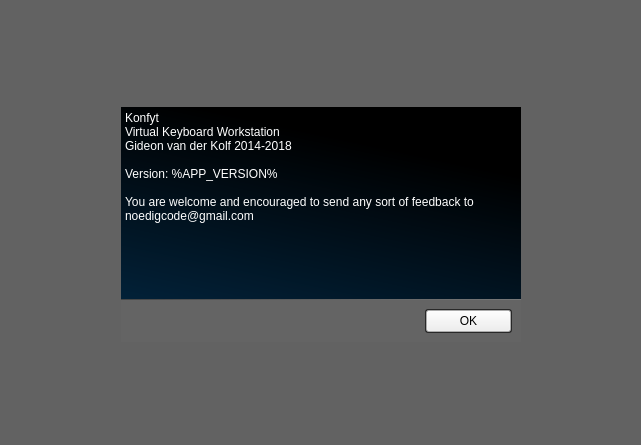
The window that src/aboutdialog.ui (noedigcode/konfyt) describes before a commit, drawn with Qt 5.
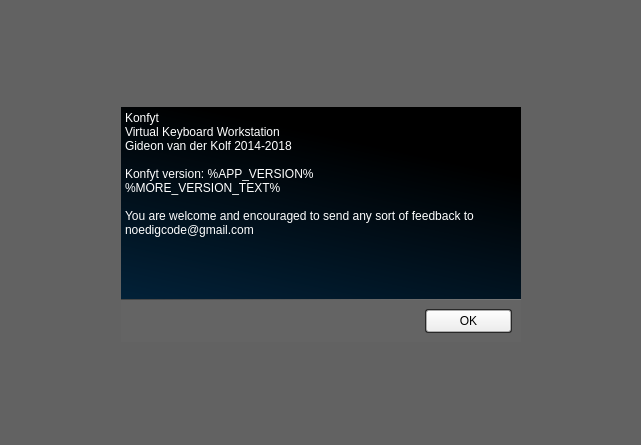
The same window after the commit.

Commit message: About dialog box now shows Fluidsynth and Carla versions.

What changed in the file:
```diff
--- a/src/aboutdialog.ui
+++ b/src/aboutdialog.ui
@@ -143,14 +143,15 @@
             <string>&lt;!DOCTYPE HTML PUBLIC &quot;-//W3C//DTD HTML 4.0//EN&quot; &quot;http://www.w3.org/TR/REC-html40/strict.dtd&quot;&gt;
 &lt;html&gt;&lt;head&gt;&lt;meta name=&quot;qrichtext&quot; content=&quot;1&quot; /&gt;&lt;style type=&quot;text/css&quot;&gt;
 p, li { white-space: pre-wrap; }
-&lt;/style&gt;&lt;/head&gt;&lt;body style=&quot; font-family:'Noto Sans'; font-size:9pt; font-weight:400; font-style:normal;&quot;&gt;
-&lt;p style=&quot; margin-top:0px; margin-bottom:0px; margin-left:0px; margin-right:0px; -qt-block-indent:0; text-indent:0px;&quot;&gt;Konfyt&lt;/p&gt;
-&lt;p style=&quot; margin-top:0px; margin-bottom:0px; margin-left:0px; margin-right:0px; -qt-block-indent:0; text-indent:0px;&quot;&gt;Virtual Keyboard Workstation&lt;/p&gt;
-&lt;p style=&quot; margin-top:0px; margin-bottom:0px; margin-left:0px; margin-right:0px; -qt-block-indent:0; text-indent:0px;&quot;&gt;Gideon van der Kolf 2014-2018&lt;/p&gt;
-&lt;p style=&quot;-qt-paragraph-type:empty; margin-top:0px; margin-bottom:0px; margin-left:0px; margin-right:0px; -qt-block-indent:0; text-indent:0px;&quot;&gt;&lt;br /&gt;&lt;/p&gt;
-&lt;p style=&quot; margin-top:0px; margin-bottom:0px; margin-left:0px; margin-right:0px; -qt-block-indent:0; text-indent:0px;&quot;&gt;Version: %APP_VERSION%&lt;/p&gt;
-&lt;p style=&quot;-qt-paragraph-type:empty; margin-top:0px; margin-bottom:0px; margin-left:0px; margin-right:0px; -qt-block-indent:0; text-indent:0px;&quot;&gt;&lt;br /&gt;&lt;/p&gt;
-&lt;p style=&quot; margin-top:0px; margin-bottom:0px; margin-left:0px; margin-right:0px; -qt-block-indent:0; text-indent:0px;&quot;&gt;You are welcome and encouraged to send any sort of feedback to noedigcode@gmail.com&lt;/p&gt;&lt;/body&gt;&lt;/html&gt;</string>
+&lt;/style&gt;&lt;/head&gt;&lt;body style=&quot; font-family:'Sans Serif'; font-size:9pt; font-weight:400; font-style:normal;&quot;&gt;
+&lt;p style=&quot; margin-top:0px; margin-bottom:0px; margin-left:0px; margin-right:0px; -qt-block-indent:0; text-indent:0px;&quot;&gt;&lt;span style=&quot; font-family:'Noto Sans';&quot;&gt;Konfyt&lt;/span&gt;&lt;/p&gt;
+&lt;p style=&quot; margin-top:0px; margin-bottom:0px; margin-left:0px; margin-right:0px; -qt-block-indent:0; text-indent:0px;&quot;&gt;&lt;span style=&quot; font-family:'Noto Sans';&quot;&gt;Virtual Keyboard Workstation&lt;/span&gt;&lt;/p&gt;
+&lt;p style=&quot; margin-top:0px; margin-bottom:0px; margin-left:0px; margin-right:0px; -qt-block-indent:0; text-indent:0px;&quot;&gt;&lt;span style=&quot; font-family:'Noto Sans';&quot;&gt;Gideon van der Kolf 2014-2018&lt;/span&gt;&lt;/p&gt;
+&lt;p style=&quot;-qt-paragraph-type:empty; margin-top:0px; margin-bottom:0px; margin-left:0px; margin-right:0px; -qt-block-indent:0; text-indent:0px; font-family:'Noto Sans';&quot;&gt;&lt;br /&gt;&lt;/p&gt;
+&lt;p style=&quot; margin-top:0px; margin-bottom:0px; margin-left:0px; margin-right:0px; -qt-block-indent:0; text-indent:0px;&quot;&gt;&lt;span style=&quot; font-family:'Noto Sans';&quot;&gt;Konfyt version: %APP_VERSION%&lt;/span&gt;&lt;/p&gt;
+&lt;p style=&quot; margin-top:0px; margin-bottom:0px; margin-left:0px; margin-right:0px; -qt-block-indent:0; text-indent:0px;&quot;&gt;&lt;span style=&quot; font-family:'Noto Sans';&quot;&gt;%MORE_VERSION_TEXT%&lt;/span&gt;&lt;/p&gt;
+&lt;p style=&quot;-qt-paragraph-type:empty; margin-top:0px; margin-bottom:0px; margin-left:0px; margin-right:0px; -qt-block-indent:0; text-indent:0px; font-family:'Noto Sans';&quot;&gt;&lt;br /&gt;&lt;/p&gt;
+&lt;p style=&quot; margin-top:0px; margin-bottom:0px; margin-left:0px; margin-right:0px; -qt-block-indent:0; text-indent:0px;&quot;&gt;&lt;span style=&quot; font-family:'Noto Sans';&quot;&gt;You are welcome and encouraged to send any sort of feedback to noedigcode@gmail.com&lt;/span&gt;&lt;/p&gt;&lt;/body&gt;&lt;/html&gt;</string>
            </property>
           </widget>
          </item>
```
The commit also changes 5 other files.
